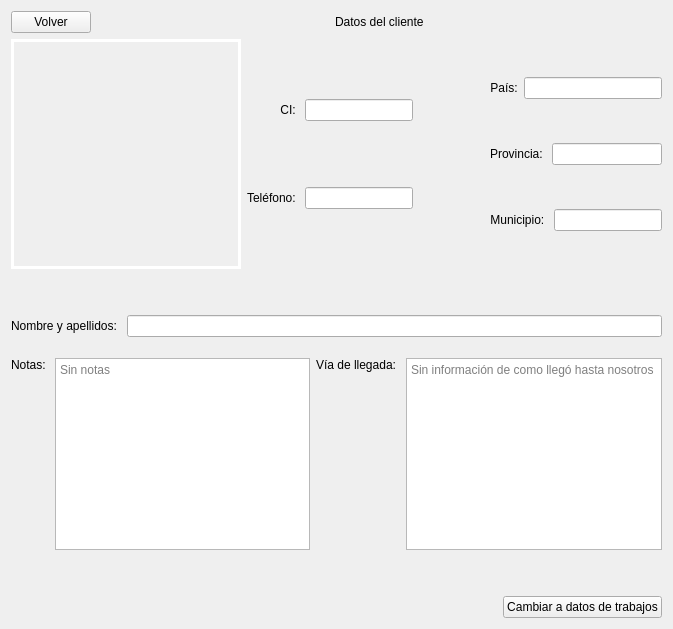
STITCH9911/onink, file views/showClientView.ui: the form before one commit.
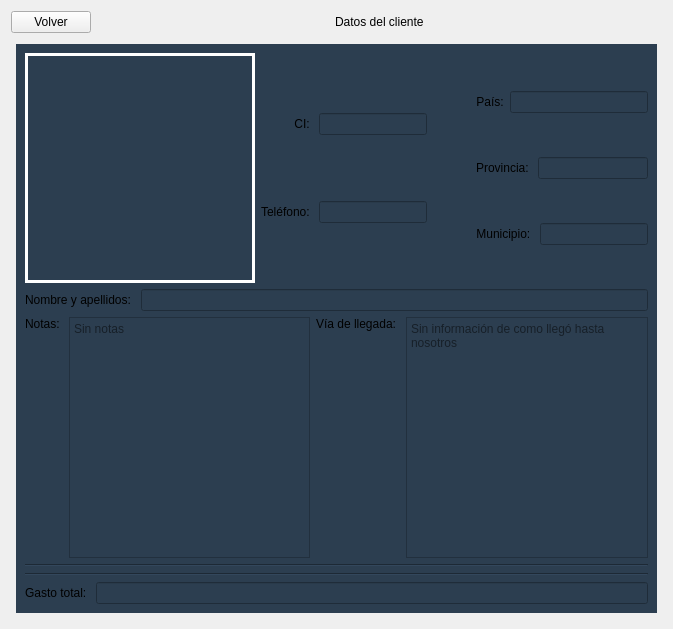
The form after the commit. Icons and pictures are not drawn.

The edit to the form file:
```diff
--- a/views/showClientView.ui
+++ b/views/showClientView.ui
@@ -13,7 +13,10 @@
   <property name="windowTitle">
    <string>Form</string>
   </property>
-  <layout class="QVBoxLayout" name="verticalLayout_3">
+  <property name="styleSheet">
+   <string notr="true"/>
+  </property>
+  <layout class="QVBoxLayout" name="verticalLayout_6">
    <item>
     <layout class="QHBoxLayout" name="horizontalLayout_5">
      <item>
@@ -72,9 +75,70 @@
     </layout>
    </item>
    <item>
-    <layout class="QHBoxLayout" name="horizontalLayout_13">
+    <widget class="QScrollArea" name="scrollArea">
+     <property name="styleSheet">
+      <string notr="true">QWidget{
+background-color: rgb(44, 62, 80);
+}
+QScrollArea {
+        border-radius: 5px;
+        margin: 5px;
+    }
+
+QScrollBar:vertical {
+	background-color: rgb(235, 235, 235);
+        width: 10px;
+        margin: 0px 0 0px 0;
+        border-radius: 5px;
+    }
+
+    QScrollBar::handle:vertical {
+	background-color: rgb(243, 156, 18);
+        min-height: 20px;
+        border-radius: 5px;
+    }
+
+    QScrollBar::add-line:vertical {
+        background-color: #F5F5F5;
+        height: 0px;
+        subcontrol-position: bottom;
+        subcontrol-origin: margin;
+        border-top-left-radius: 5px;
+        border-top-right-radius: 5px;
+    }
+
+    QScrollBar::sub-line:vertical {
+        background-color: #F5F5F5;
+        height: 0px;
+        subcontrol-position: top;
+        subcontrol-origin: margin;
+        border-bottom-left-radius: 5px;
+        border-bottom-right-radius: 5px;
+    }
+
+    QScrollBar::add-page:vertical, QScrollBar::sub-page:vertical {
+        background-color: none;
+    }</string>
+     </property>
+     <property name="widgetResizable">
+      <bool>true</bool>
+     </property>
+     <widget class="QWidget" name="scrollAreaWidgetContents">
+      <property name="geometry">
+       <rect>
+        <x>0</x>
+        <y>0</y>
+        <width>645</width>
+        <height>553</height>
+       </rect>
+      </property>
+      <layout class="QVBoxLayout" name="verticalLayout">
      <item>
-      <widget class="QLabel" name="lb_pic_client_show">
+        <layout class="QVBoxLayout" name="personalLayout">
+         <item>
+          <layout class="QHBoxLayout" name="horizontalLayout_14">
+           <item>
+            <widget class="QLabel" name="lb_pic_client_show_2">
        <property name="minimumSize">
         <size>
          <width>230</width>
@@ -99,11 +163,11 @@
       </widget>
      </item>
      <item>
-      <layout class="QHBoxLayout" name="horizontalLayout_3">
+            <layout class="QHBoxLayout" name="horizontalLayout_15">
        <item>
-        <layout class="QVBoxLayout" name="verticalLayout">
+              <layout class="QVBoxLayout" name="verticalLayout_4">
          <item>
-          <layout class="QHBoxLayout" name="horizontalLayout_2" stretch="1,0">
+                <layout class="QHBoxLayout" name="horizontalLayout_16" stretch="1,0">
            <item>
             <widget class="QLabel" name="label">
              <property name="text">
@@ -124,7 +188,7 @@
           </layout>
          </item>
          <item>
-          <layout class="QHBoxLayout" name="horizontalLayout_4" stretch="1,0">
+                <layout class="QHBoxLayout" name="horizontalLayout_17" stretch="1,0">
            <item>
             <widget class="QLabel" name="label_4">
              <property name="text">
@@ -231,22 +295,9 @@
     </layout>
    </item>
    <item>
-    <spacer name="verticalSpacer_3">
-     <property name="orientation">
-      <enum>Qt::Vertical</enum>
-     </property>
-     <property name="sizeHint" stdset="0">
-      <size>
-       <width>20</width>
-       <height>40</height>
-      </size>
-     </property>
-    </spacer>
-   </item>
+          <layout class="QHBoxLayout" name="horizontalLayout_9" stretch="1,8">
    <item>
-    <layout class="QHBoxLayout" name="horizontalLayout" stretch="1,8">
-     <item>
-      <widget class="QLabel" name="label_2">
+            <widget class="QLabel" name="label_10">
        <property name="text">
         <string>Nombre y apellidos: </string>
        </property>
@@ -256,7 +307,7 @@
       </widget>
      </item>
      <item>
-      <widget class="QLineEdit" name="le_full_name_show">
+            <widget class="QLineEdit" name="le_full_name_show_2">
        <property name="readOnly">
         <bool>true</bool>
        </property>
@@ -265,24 +316,11 @@
     </layout>
    </item>
    <item>
-    <spacer name="verticalSpacer">
-     <property name="orientation">
-      <enum>Qt::Vertical</enum>
-     </property>
-     <property name="sizeHint" stdset="0">
-      <size>
-       <width>20</width>
-       <height>14</height>
-      </size>
-     </property>
-    </spacer>
-   </item>
+          <layout class="QHBoxLayout" name="horizontalLayout_21">
    <item>
-    <layout class="QHBoxLayout" name="horizontalLayout_10">
+            <layout class="QHBoxLayout" name="horizontalLayout_22" stretch="1,8">
      <item>
-      <layout class="QHBoxLayout" name="horizontalLayout_7" stretch="1,8">
-       <item>
-        <widget class="QLabel" name="label_7">
+              <widget class="QLabel" name="label_16">
          <property name="text">
           <string>Notas: </string>
          </property>
@@ -292,7 +330,7 @@
         </widget>
        </item>
        <item>
-        <widget class="QTextEdit" name="txted_notas_show">
+              <widget class="QTextEdit" name="txted_notas_show_2">
          <property name="readOnly">
           <bool>true</bool>
          </property>
@@ -304,7 +342,7 @@
       </layout>
      </item>
      <item>
-      <layout class="QHBoxLayout" name="horizontalLayout_8" stretch="1,8">
+            <layout class="QHBoxLayout" name="horizontalLayout_23" stretch="1,8">
        <item>
         <widget class="QLabel" name="label_9">
          <property name="text">
@@ -329,55 +367,46 @@
      </item>
     </layout>
    </item>
+        </layout>
+       </item>
    <item>
-    <spacer name="verticalSpacer_2">
+        <widget class="Line" name="line">
      <property name="orientation">
-      <enum>Qt::Vertical</enum>
-     </property>
-     <property name="sizeHint" stdset="0">
-      <size>
-       <width>20</width>
-       <height>40</height>
-      </size>
-     </property>
-    </spacer>
+          <enum>Qt::Horizontal</enum>
+         </property>
+        </widget>
    </item>
    <item>
-    <layout class="QHBoxLayout" name="horizontalLayout_9">
+        <layout class="QVBoxLayout" name="layoutUsernames"/>
+       </item>
      <item>
-      <spacer name="horizontalSpacer_3">
+        <widget class="Line" name="line_2">
        <property name="orientation">
         <enum>Qt::Horizontal</enum>
        </property>
-       <property name="sizeHint" stdset="0">
-        <size>
-         <width>40</width>
-         <height>20</height>
-        </size>
-       </property>
-      </spacer>
+        </widget>
      </item>
      <item>
-      <widget class="QPushButton" name="bt_change_view_show">
-       <property name="cursor">
-        <cursorShape>PointingHandCursor</cursorShape>
-       </property>
+        <layout class="QVBoxLayout" name="layoutWorks">
+         <item>
+          <layout class="QHBoxLayout" name="horizontalLayout_24">
+           <item>
+            <widget class="QLabel" name="label_18">
        <property name="text">
-        <string>Cambiar a datos de trabajos</string>
-       </property>
-       <property name="icon">
-        <iconset>
-         <normaloff>images/change (2).svg</normaloff>images/change (2).svg</iconset>
-       </property>
-       <property name="iconSize">
-        <size>
-         <width>32</width>
-         <height>32</height>
-        </size>
-       </property>
-      </widget>
-     </item>
-    </layout>
+              <string>Gasto total: </string>
+             </property>
+            </widget>
+           </item>
+           <item>
+            <widget class="QLineEdit" name="gasto_total"/>
+           </item>
+          </layout>
+         </item>
+        </layout>
+       </item>
+      </layout>
+     </widget>
+    </widget>
    </item>
   </layout>
  </widget>
```
Left out of the diff: 34 changed lines with no effect on the pictures. Lines whose indentation alone changed are shown as unchanged.
